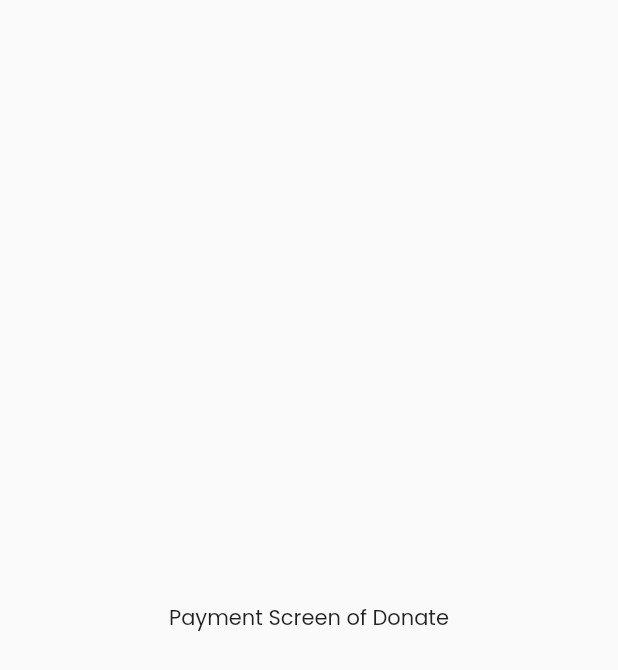
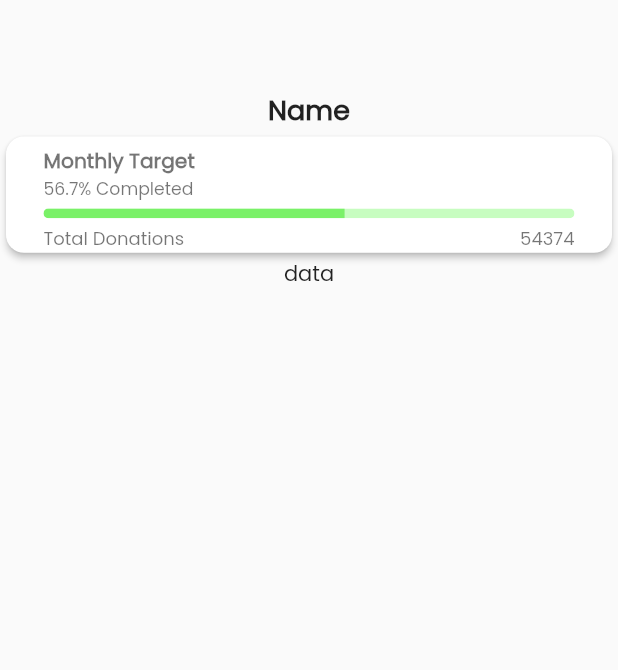
Before and after one commit to numanuddin1/flutter_charity_app, a Flutter app: the screen it shows after launch, after a tap on "Donate", on a phone screen of 412 x 824 dp. Shown: the top 670 px of the screen. Run offline on Flutter 3.47's test engine with Material 2 defaults, Android fonts, the phone set to English and light mode, and no system bars; our stand-ins replace flutter_svg; network calls fail.

Commit message:
screen added

```diff
--- a/lib/main.dart
+++ b/lib/main.dart
@@ -1,7 +1,13 @@
 import 'package:flutter/material.dart';
+import 'package:flutter/services.dart';
 import 'package:flutter_practice3/ui%20screens/home_screen.dart';
+import 'package:flutter_practice3/ui%20screens/tab_screen.dart';
 
 void main() {
+  SystemChrome.setSystemUIOverlayStyle(SystemUiOverlayStyle(
+    statusBarColor: Colors.transparent,
+  ));
+  // SystemChrome.setEnabledSystemUIMode(SystemUiMode.manual, overlays: [SystemUiOverlay.bottom]);
   runApp(MyApp());
 }
 
@@ -11,10 +17,11 @@ class MyApp extends StatelessWidget {
     return MaterialApp(
       title: 'Flutter Practice',
       theme: ThemeData(
-        primarySwatch: Colors.blue,
+        primarySwatch: Colors.green,
+        accentColor: Color(0xFF87E47C),
         fontFamily: 'Poppins'
       ),
-      home: MyHomePage(title: 'Flutter Practice'),
+      home:  TabScreen(),
     );
   }
 }
--- a/lib/ui screens/home_screen.dart
+++ b/lib/ui screens/home_screen.dart
@@ -8,9 +8,7 @@ import 'package:flutter_svg/flutter_svg.dart';
 import '../widgets/card.dart';
 
 class MyHomePage extends StatefulWidget {
-  final String title;
 
-  MyHomePage({Key? key, required this.title}) : super(key: key);
 
   @override
   State<MyHomePage> createState() => _MyHomePageState();
@@ -100,13 +98,14 @@ class _MyHomePageState extends State<MyHomePage> {
                     ),
                   ),
                   Expanded(
+                    flex: 1,
                       child: Container(
                     width: double.infinity,
                     margin: EdgeInsets.symmetric(horizontal: 16),
-
                     child: TargetItem(),
                   )),
-                  Expanded(flex: 3, child: NewsItem()),
+                  Padding(padding: EdgeInsets.only(top: 10)),
+                  Expanded(flex: 2, child: NewsItem()),
                 ],
               ),
             ),
--- a/lib/ui screens/payment_screen.dart
+++ b/lib/ui screens/payment_screen.dart
@@ -1,14 +1,71 @@
 import 'package:flutter/material.dart';
 
 class PaymentScreen extends StatelessWidget {
-  const PaymentScreen({Key? key, required this.title}) : super(key: key);
-  final String title;
-
   @override
   Widget build(BuildContext context) {
     return Scaffold(
-      body: Center(
-        child: Text('Payment Screen of $title'),
+      body: Column(
+        children: [
+          Padding(padding: EdgeInsets.only(top: 60)),
+          Row(
+            mainAxisAlignment: MainAxisAlignment.center,
+            children: [
+              Center(
+                  child: Text(
+                'Name',
+                style: TextStyle(fontSize: 18, fontWeight: FontWeight.bold),
+              )),
+            ],
+          ),
+          Card(
+            elevation: 2,
+            shape:
+                RoundedRectangleBorder(borderRadius: BorderRadius.circular(12)),
+            child: Container(
+              margin: EdgeInsets.only(left: 25, right: 25, top: 06),
+              child: Column(
+                mainAxisAlignment: MainAxisAlignment.center,
+                crossAxisAlignment: CrossAxisAlignment.start,
+                children: [
+                  Text(
+                    'Monthly Target',
+                    style: TextStyle(
+                        fontWeight: FontWeight.bold,
+                        fontSize: 13.5,
+                        color: Colors.black54),
+                  ),
+                  Text('56.7% Completed',
+                      style: TextStyle(fontSize: 11.5, color: Colors.black54)),
+                  Container(
+                    margin: EdgeInsets.symmetric(vertical: 05),
+                    height: 6.5,
+                    child: ClipRRect(
+                      borderRadius: BorderRadius.all(Radius.circular(10)),
+                      child: LinearProgressIndicator(
+                        value: .567,
+                        valueColor:
+                            AlwaysStoppedAnimation<Color>(Color(0xFF7AF168)),
+                        backgroundColor: Color(0xFFC7FDC0),
+                      ),
+                    ),
+                  ),
+                  Row(
+                    mainAxisAlignment: MainAxisAlignment.spaceBetween,
+                    children: [
+                      Text('Total Donations',
+                          style:
+                              TextStyle(fontSize: 12, color: Colors.black54)),
+                      Text('54374',
+                          style:
+                              TextStyle(fontSize: 12, color: Colors.black54)),
+                    ],
+                  )
+                ],
+              ),
+            ),
+          ),
+          Text('data')
+        ],
       ),
     );
   }
--- /dev/null
+++ b/lib/ui screens/tab_screen.dart
@@ -0,0 +1,41 @@
+// ignore_for_file: prefer_const_constructors, prefer_const_literals_to_create_immutables
+
+import 'package:flutter/material.dart';
+import 'package:flutter_practice3/ui%20screens/home_screen.dart';
+import 'package:flutter_practice3/ui%20screens/payment_screen.dart';
+
+class TabScreen extends StatefulWidget {
+
+
+  @override
+  State<TabScreen> createState() => _TabScreenState();
+}
+
+class _TabScreenState extends State<TabScreen> {
+  final List<Map<String, dynamic>> _pages = [
+    {'page': MyHomePage(), 'title': 'Home Screen'},
+    {'page': PaymentScreen(), 'title': 'Payment Screen'},
+  ];
+  int selectedPageIndex = 0;
+
+  void selectedPage(int index){
+    setState(() {
+      selectedPageIndex = index;
+    });
+  }
+  @override
+  Widget build(BuildContext context) {
+    return Scaffold(
+      body: _pages[selectedPageIndex]['page'],
+      bottomNavigationBar: BottomNavigationBar(
+        currentIndex: selectedPageIndex,
+        selectedItemColor: Theme.of(context).accentColor,
+        onTap: selectedPage,
+        items: [
+          BottomNavigationBarItem(icon: Icon(Icons.home), label: 'Home'),
+          BottomNavigationBarItem(icon: Icon(Icons.person_outline), label: 'Profile'),
+        ],
+      ),
+    );
+  }
+}
--- a/lib/widgets/card.dart
+++ b/lib/widgets/card.dart
@@ -12,7 +12,7 @@ class CardWidget extends StatelessWidget {
     return InkWell(
       onTap: () {
         Navigator.of(context).push(MaterialPageRoute(
-          builder: (_) => PaymentScreen(title: title),
+          builder: (_) => PaymentScreen(),
         ));
       },
       child: Card(
--- a/lib/widgets/news.dart
+++ b/lib/widgets/news.dart
@@ -7,7 +7,8 @@ class NewsItem extends StatelessWidget {
 
   @override
   Widget build(BuildContext context) {
-    return Container(
+    return SingleChildScrollView(
+      child: Container(
         margin: EdgeInsets.all(20),
         padding: EdgeInsets.all(30),
         decoration: BoxDecoration(
@@ -31,6 +32,7 @@ class NewsItem extends StatelessWidget {
                 style: TextStyle(color: Colors.white)),
           ],
         ),
+      ),
     );
   }
 }
```
Lines whose indentation alone changed are shown as unchanged.
